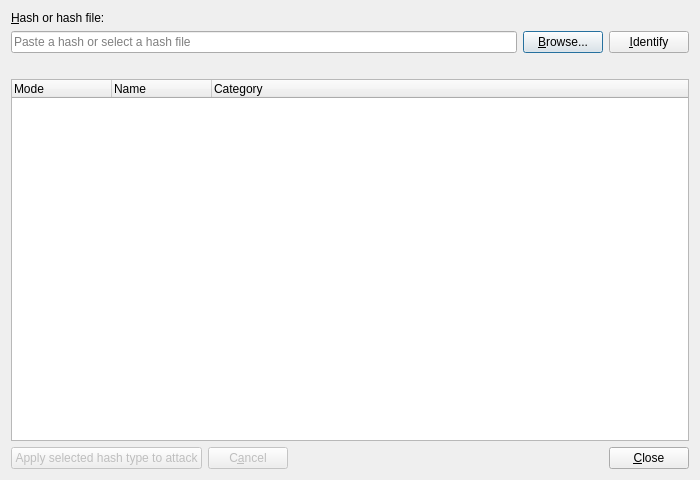
First picture: the form in src/identifydialog.ui, repository rgroesslinger/hashcat-gui, before the edit.
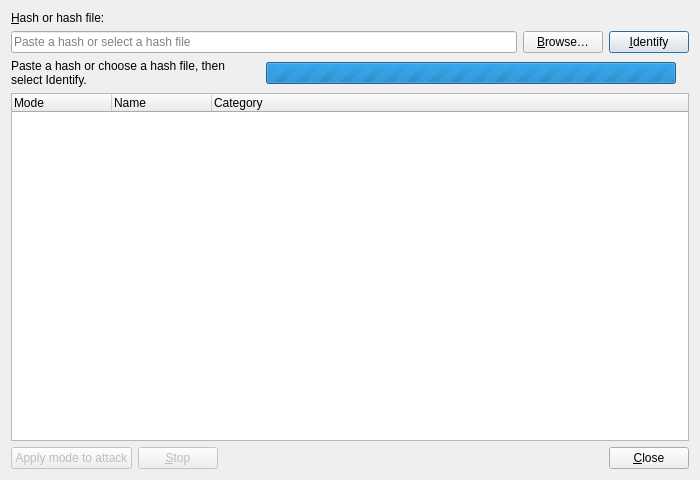
Second picture: the form after the edit. Custom widgets are drawn as their Qt base class.

Commit message: Rework Identify Hash and potfile inspection

```diff
--- a/src/identifydialog.ui
+++ b/src/identifydialog.ui
@@ -36,7 +36,10 @@
      <item>
       <widget class="QPushButton" name="pushButton_browse">
        <property name="text">
-        <string>&amp;Browse...</string>
+        <string>&amp;Browse…</string>
+       </property>
+       <property name="autoDefault">
+        <bool>false</bool>
        </property>
       </widget>
      </item>
@@ -45,19 +48,58 @@
        <property name="text">
         <string>&amp;Identify</string>
        </property>
+       <property name="default">
+        <bool>true</bool>
+       </property>
       </widget>
      </item>
     </layout>
    </item>
    <item>
-    <widget class="QLabel" name="label_status">
-     <property name="text">
-      <string/>
-     </property>
-     <property name="wordWrap">
-      <bool>true</bool>
-     </property>
-    </widget>
+    <layout class="QHBoxLayout" name="horizontalLayout_status">
+     <item>
+      <widget class="QLabel" name="label_status">
+       <property name="text">
+        <string>Paste a hash or choose a hash file, then select Identify.</string>
+       </property>
+       <property name="wordWrap">
+        <bool>true</bool>
+       </property>
+      </widget>
+     </item>
+     <item>
+      <widget class="QProgressBar" name="progressBar_busy">
+       <property name="visible">
+        <bool>false</bool>
+       </property>
+       <property name="accessibleName">
+        <string>Identification progress</string>
+       </property>
+       <property name="maximum">
+        <number>0</number>
+       </property>
+       <property name="value">
+        <number>-1</number>
+       </property>
+       <property name="textVisible">
+        <bool>false</bool>
+       </property>
+      </widget>
+     </item>
+     <item>
+      <widget class="QLabel" name="label_elapsed">
+       <property name="visible">
+        <bool>false</bool>
+       </property>
+       <property name="accessibleName">
+        <string>Elapsed time</string>
+       </property>
+       <property name="text">
+        <string/>
+       </property>
+      </widget>
+     </item>
+    </layout>
    </item>
    <item>
     <widget class="QTreeWidget" name="treeWidget_results">
@@ -98,18 +140,24 @@
         <bool>false</bool>
        </property>
        <property name="text">
-        <string>Apply selected hash type to attack</string>
+        <string>Apply mode to attack</string>
+       </property>
+       <property name="autoDefault">
+        <bool>false</bool>
        </property>
       </widget>
      </item>
      <item>
       <widget class="QPushButton" name="pushButton_cancel">
        <property name="text">
-        <string>C&amp;ancel</string>
+        <string>&amp;Stop</string>
        </property>
        <property name="enabled">
         <bool>false</bool>
        </property>
+       <property name="autoDefault">
+        <bool>false</bool>
+       </property>
       </widget>
      </item>
      <item>
@@ -136,6 +184,13 @@
    </item>
   </layout>
  </widget>
+ <customwidgets>
+  <customwidget>
+   <class>HashInputLineEdit</class>
+   <extends>QLineEdit</extends>
+   <header>identifydialog.h</header>
+  </customwidget>
+ </customwidgets>
  <resources/>
  <connections/>
 </ui>
```
Left out of the diff: 5 changed lines with no effect on the pictures. The commit also changes 50 other files.
